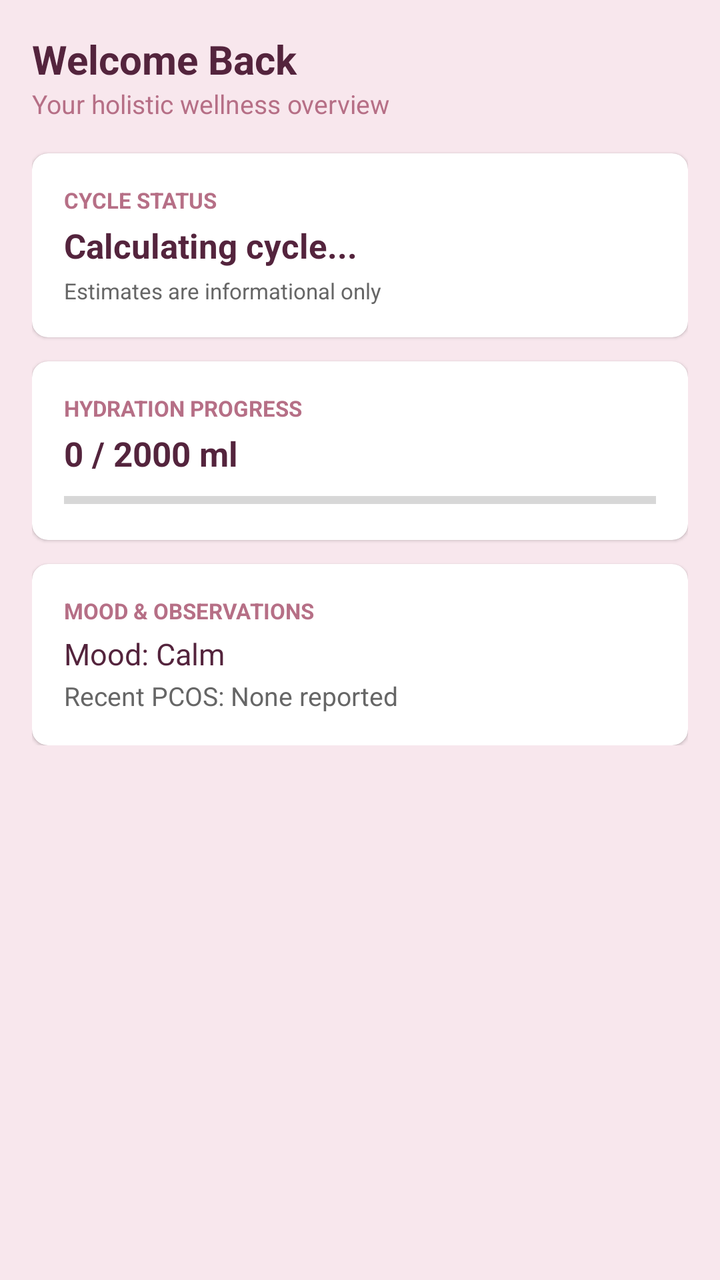
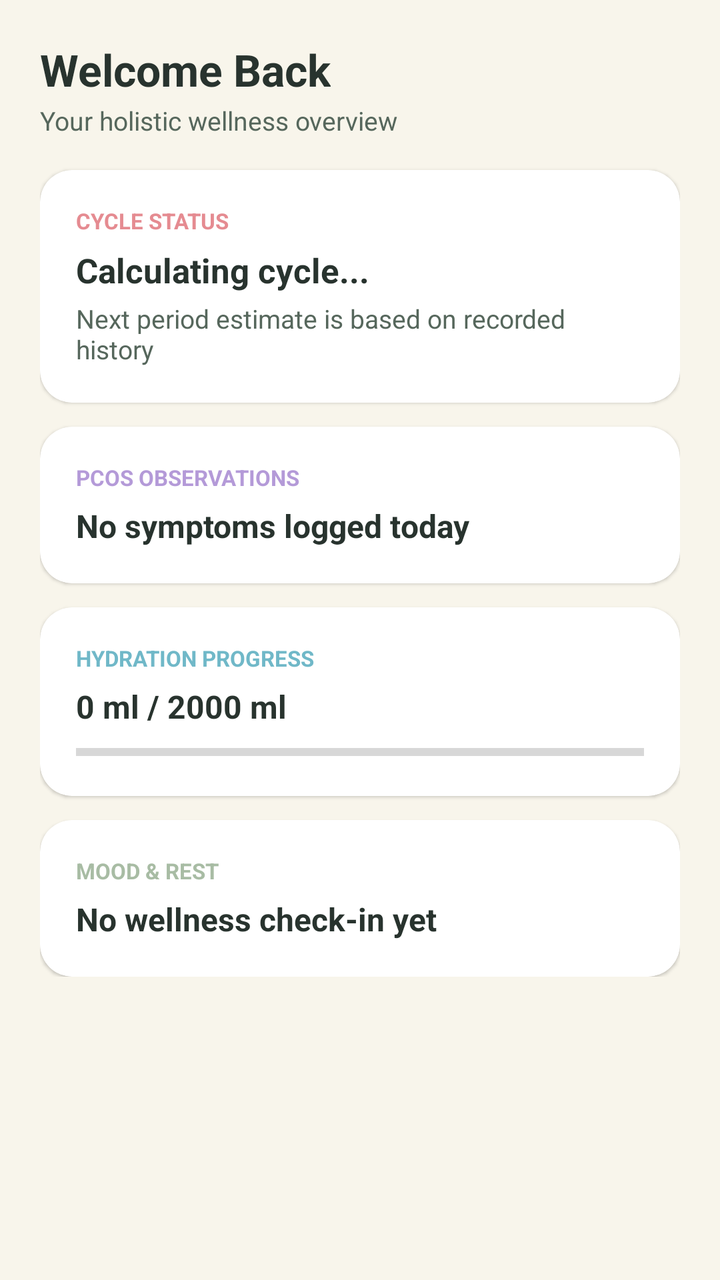

Two renders of the same Android screen: before a commit and after it. Below are the layout's source before the change and the commit's diff.
<!-- AndroidManifest.xml: application theme Theme.HerHealthJourney -->
<!-- res/layout/fragment_dashboard.xml -->
<?xml version="1.0" encoding="utf-8"?>
<ScrollView xmlns:android="http://schemas.android.com/apk/res/android"
    xmlns:app="http://schemas.android.com/apk/res-auto"
    android:layout_width="match_parent"
    android:layout_height="match_parent"
    android:background="@color/blush_background">

    <LinearLayout
        android:layout_width="match_parent"
        android:layout_height="wrap_content"
        android:orientation="vertical"
        android:padding="16dp">

        <TextView
            android:id="@+id/tvWelcomeUser"
            android:layout_width="wrap_content"
            android:layout_height="wrap_content"
            android:text="Welcome Back"
            android:textColor="@color/deep_plum"
            android:textSize="20sp"
            android:textStyle="bold" />

        <TextView
            android:layout_width="wrap_content"
            android:layout_height="wrap_content"
            android:text="Your holistic wellness overview"
            android:textColor="@color/secondary_dusty_pink"
            android:textSize="13sp" />

        
        <androidx.cardview.widget.CardView
            android:layout_width="match_parent"
            android:layout_height="wrap_content"
            android:layout_marginTop="16dp"
            app:cardCornerRadius="8dp"
            app:cardElevation="1dp"
            app:cardBackgroundColor="@color/white">

            <LinearLayout
                android:layout_width="match_parent"
                android:layout_height="wrap_content"
                android:orientation="vertical"
                android:padding="16dp">

                <TextView
                    android:layout_width="wrap_content"
                    android:layout_height="wrap_content"
                    android:text="CYCLE STATUS"
                    android:textColor="@color/secondary_dusty_pink"
                    android:textSize="11sp"
                    android:textStyle="bold" />

                <TextView
                    android:id="@+id/tvPeriodEstimate"
                    android:layout_width="wrap_content"
                    android:layout_height="wrap_content"
                    android:layout_marginTop="4dp"
                    android:text="Calculating cycle..."
                    android:textColor="@color/deep_plum"
                    android:textSize="17sp"
                    android:textStyle="bold" />

                <TextView
                    android:id="@+id/tvPeriodDisclaimer"
                    android:layout_width="wrap_content"
                    android:layout_height="wrap_content"
                    android:layout_marginTop="4dp"
                    android:text="Estimates are informational only"
                    android:textColor="@color/text_muted"
                    android:textSize="11sp" />
            </LinearLayout>
        </androidx.cardview.widget.CardView>

        
        <androidx.cardview.widget.CardView
            android:layout_width="match_parent"
            android:layout_height="wrap_content"
            android:layout_marginTop="12dp"
            app:cardCornerRadius="8dp"
            app:cardElevation="1dp"
            app:cardBackgroundColor="@color/white">

            <LinearLayout
                android:layout_width="match_parent"
                android:layout_height="wrap_content"
                android:orientation="vertical"
                android:padding="16dp">

                <TextView
                    android:layout_width="wrap_content"
                    android:layout_height="wrap_content"
                    android:text="HYDRATION PROGRESS"
                    android:textColor="@color/secondary_dusty_pink"
                    android:textSize="11sp"
                    android:textStyle="bold" />

                <TextView
                    android:id="@+id/tvWaterAmount"
                    android:layout_width="wrap_content"
                    android:layout_height="wrap_content"
                    android:layout_marginTop="4dp"
                    android:text="0 / 2000 ml"
                    android:textColor="@color/deep_plum"
                    android:textSize="17sp"
                    android:textStyle="bold" />

                <ProgressBar
                    android:id="@+id/pbWaterProgress"
                    style="?android:attr/progressBarStyleHorizontal"
                    android:layout_width="match_parent"
                    android:layout_height="8dp"
                    android:layout_marginTop="8dp"
                    android:max="100"
                    android:progress="0"
                    android:progressTint="@color/primary_rose" />
            </LinearLayout>
        </androidx.cardview.widget.CardView>

        
        <androidx.cardview.widget.CardView
            android:layout_width="match_parent"
            android:layout_height="wrap_content"
            android:layout_marginTop="12dp"
            app:cardCornerRadius="8dp"
            app:cardElevation="1dp"
            app:cardBackgroundColor="@color/white">

            <LinearLayout
                android:layout_width="match_parent"
                android:layout_height="wrap_content"
                android:orientation="vertical"
                android:padding="16dp">

                <TextView
                    android:layout_width="wrap_content"
                    android:layout_height="wrap_content"
                    android:text="MOOD &amp; OBSERVATIONS"
                    android:textColor="@color/secondary_dusty_pink"
                    android:textSize="11sp"
                    android:textStyle="bold" />

                <TextView
                    android:id="@+id/tvLatestMood"
                    android:layout_width="wrap_content"
                    android:layout_height="wrap_content"
                    android:layout_marginTop="4dp"
                    android:text="Mood: Calm"
                    android:textColor="@color/deep_plum"
                    android:textSize="15sp" />

                <TextView
                    android:id="@+id/tvRecentSymptom"
                    android:layout_width="wrap_content"
                    android:layout_height="wrap_content"
                    android:layout_marginTop="2dp"
                    android:text="Recent PCOS: None reported"
                    android:textColor="@color/text_muted"
                    android:textSize="13sp" />
            </LinearLayout>
        </androidx.cardview.widget.CardView>

    </LinearLayout>
</ScrollView>
<!-- resources referenced by this layout -->
<resources>
  <color name="blush_background">#F8E7ED</color>
  <color name="deep_plum">#54243D</color>
  <color name="primary_rose">#C65F83</color>
  <color name="secondary_dusty_pink">#B66F86</color>
  <color name="text_muted">#666666</color>
  <color name="white">#FFFFFF</color>
  <style name="Theme.HerHealthJourney" parent="Theme.MaterialComponents.DayNight.NoActionBar">
          <item name="colorPrimary">@color/primary_rose</item>
          <item name="colorPrimaryVariant">@color/deep_plum</item>
          <item name="colorOnPrimary">@color/white</item>
          <item name="colorSecondary">@color/secondary_dusty_pink</item>
          <item name="colorOnSecondary">@color/white</item>
          <item name="android:statusBarColor">@color/deep_plum</item>
          <item name="android:windowBackground">@color/blush_background</item>
      </style>
</resources>

<!-- the commit's change to res/layout/fragment_dashboard.xml (unified diff, before → after) -->
@@ -3,28 +3,29 @@
     xmlns:app="http://schemas.android.com/apk/res-auto"
     android:layout_width="match_parent"
     android:layout_height="match_parent"
-    android:background="@color/blush_background">
+    android:background="@color/bg_primary">
 
     <LinearLayout
         android:layout_width="match_parent"
         android:layout_height="wrap_content"
         android:orientation="vertical"
-        android:padding="16dp">
+        android:padding="20dp">
 
         <TextView
             android:id="@+id/tvWelcomeUser"
             android:layout_width="wrap_content"
             android:layout_height="wrap_content"
             android:text="Welcome Back"
-            android:textColor="@color/deep_plum"
-            android:textSize="20sp"
+            android:textColor="@color/text_primary"
+            android:textSize="22sp"
             android:textStyle="bold" />
 
         <TextView
             android:layout_width="wrap_content"
             android:layout_height="wrap_content"
+            android:layout_marginTop="2dp"
             android:text="Your holistic wellness overview"
-            android:textColor="@color/secondary_dusty_pink"
+            android:textColor="@color/text_secondary"
             android:textSize="13sp" />
 
         
@@ -32,21 +33,21 @@
             android:layout_width="match_parent"
             android:layout_height="wrap_content"
             android:layout_marginTop="16dp"
-            app:cardCornerRadius="8dp"
+            app:cardCornerRadius="16dp"
             app:cardElevation="1dp"
-            app:cardBackgroundColor="@color/white">
+            app:cardBackgroundColor="@color/surface_primary">
 
             <LinearLayout
                 android:layout_width="match_parent"
                 android:layout_height="wrap_content"
                 android:orientation="vertical"
-                android:padding="16dp">
+                android:padding="18dp">
 
                 <TextView
                     android:layout_width="wrap_content"
                     android:layout_height="wrap_content"
                     android:text="CYCLE STATUS"
-                    android:textColor="@color/secondary_dusty_pink"
+                    android:textColor="@color/module_period"
                     android:textSize="11sp"
                     android:textStyle="bold" />
 
@@ -54,20 +55,20 @@
                     android:id="@+id/tvPeriodEstimate"
                     android:layout_width="wrap_content"
                     android:layout_height="wrap_content"
-                    android:layout_marginTop="4dp"
+                    android:layout_marginTop="6dp"
                     android:text="Calculating cycle..."
-                    android:textColor="@color/deep_plum"
+                    android:textColor="@color/text_primary"
                     android:textSize="17sp"
                     android:textStyle="bold" />
 
                 <TextView
-                    android:id="@+id/tvPeriodDisclaimer"
+                    android:id="@+id/tvPeriodDetails"
                     android:layout_width="wrap_content"
                     android:layout_height="wrap_content"
                     android:layout_marginTop="4dp"
-                    android:text="Estimates are informational only"
-                    android:textColor="@color/text_muted"
-                    android:textSize="11sp" />
+                    android:text="Next period estimate is based on recorded history"
+                    android:textColor="@color/text_secondary"
+                    android:textSize="13sp" />
             </LinearLayout>
         </androidx.cardview.widget.CardView>
 
@@ -76,43 +77,33 @@
             android:layout_width="match_parent"
             android:layout_height="wrap_content"
             android:layout_marginTop="12dp"
-            app:cardCornerRadius="8dp"
+            app:cardCornerRadius="16dp"
             app:cardElevation="1dp"
-            app:cardBackgroundColor="@color/white">
+            app:cardBackgroundColor="@color/surface_primary">
 
             <LinearLayout
                 android:layout_width="match_parent"
                 android:layout_height="wrap_content"
                 android:orientation="vertical"
-                android:padding="16dp">
+                android:padding="18dp">
 
                 <TextView
                     android:layout_width="wrap_content"
                     android:layout_height="wrap_content"
-                    android:text="HYDRATION PROGRESS"
-                    android:textColor="@color/secondary_dusty_pink"
+                    android:text="PCOS OBSERVATIONS"
+                    android:textColor="@color/module_symptoms"
                     android:textSize="11sp"
                     android:textStyle="bold" />
 
                 <TextView
-                    android:id="@+id/tvWaterAmount"
+                    android:id="@+id/tvRecentSymptom"
                     android:layout_width="wrap_content"
                     android:layout_height="wrap_content"
-                    android:layout_marginTop="4dp"
-                    android:text="0 / 2000 ml"
-                    android:textColor="@color/deep_plum"
-                    android:textSize="17sp"
+                    android:layout_marginTop="6dp"
+                    android:text="No symptoms logged today"
+                    android:textColor="@color/text_primary"
+                    android:textSize="16sp"
                     android:textStyle="bold" />
-
-                <ProgressBar
-                    android:id="@+id/pbWaterProgress"
-                    style="?android:attr/progressBarStyleHorizontal"
-                    android:layout_width="match_parent"
-                    android:layout_height="8dp"
-                    android:layout_marginTop="8dp"
-                    android:max="100"
-                    android:progress="0"
-                    android:progressTint="@color/primary_rose" />
             </LinearLayout>
         </androidx.cardview.widget.CardView>
 
@@ -121,41 +112,77 @@
             android:layout_width="match_parent"
             android:layout_height="wrap_content"
             android:layout_marginTop="12dp"
-            app:cardCornerRadius="8dp"
+            app:cardCornerRadius="16dp"
             app:cardElevation="1dp"
-            app:cardBackgroundColor="@color/white">
+            app:cardBackgroundColor="@color/surface_primary">
 
             <LinearLayout
                 android:layout_width="match_parent"
                 android:layout_height="wrap_content"
                 android:orientation="vertical"
-                android:padding="16dp">
+                android:padding="18dp">
 
                 <TextView
                     android:layout_width="wrap_content"
                     android:layout_height="wrap_content"
-                    android:text="MOOD &amp; OBSERVATIONS"
-                    android:textColor="@color/secondary_dusty_pink"
+                    android:text="HYDRATION PROGRESS"
+                    android:textColor="@color/module_water"
                     android:textSize="11sp"
                     android:textStyle="bold" />
 
                 <TextView
-                    android:id="@+id/tvLatestMood"
+                    android:id="@+id/tvWaterAmount"
                     android:layout_width="wrap_content"
                     android:layout_height="wrap_content"
-                    android:layout_marginTop="4dp"
-                    android:text="Mood: Calm"
-                    android:textColor="@color/deep_plum"
-                    android:textSize="15sp" />
+                    android:layout_marginTop="6dp"
+                    android:text="0 ml / 2000 ml"
+                    android:textColor="@color/text_primary"
+                    android:textSize="16sp"
+                    android:textStyle="bold" />
+
+                <ProgressBar
+                    android:id="@+id/pbWaterDashboard"
+                    style="?android:attr/progressBarStyleHorizontal"
+                    android:layout_width="match_parent"
+                    android:layout_height="8dp"
+                    android:layout_marginTop="8dp"
+                    android:progress="0"
+                    android:progressTint="@color/module_water" />
+            </LinearLayout>
+        </androidx.cardview.widget.CardView>
+
+        
+        <androidx.cardview.widget.CardView
+            android:layout_width="match_parent"
+            android:layout_height="wrap_content"
+            android:layout_marginTop="12dp"
+            app:cardCornerRadius="16dp"
+            app:cardElevation="1dp"
+            app:cardBackgroundColor="@color/surface_primary">
+
+            <LinearLayout
+                android:layout_width="match_parent"
+                android:layout_height="wrap_content"
+                android:orientation="vertical"
+                android:padding="18dp">
 
                 <TextView
-                    android:id="@+id/tvRecentSymptom"
                     android:layout_width="wrap_content"
                     android:layout_height="wrap_content"
-                    android:layout_marginTop="2dp"
-                    android:text="Recent PCOS: None reported"
-                    android:textColor="@color/text_muted"
-                    android:textSize="13sp" />
+                    android:text="MOOD &amp; REST"
+                    android:textColor="@color/module_wellness"
+                    android:textSize="11sp"
+                    android:textStyle="bold" />
+
+                <TextView
+                    android:id="@+id/tvMoodStatus"
+                    android:layout_width="wrap_content"
+                    android:layout_height="wrap_content"
+                    android:layout_marginTop="6dp"
+                    android:text="No wellness check-in yet"
+                    android:textColor="@color/text_primary"
+                    android:textSize="16sp"
+                    android:textStyle="bold" />
             </LinearLayout>
         </androidx.cardview.widget.CardView>
 
<!-- resource entries referenced after the edit -->
@@ -1,19 +1,24 @@
 <!-- resources referenced by this layout -->
 <resources>
-  <color name="blush_background">#F8E7ED</color>
-  <color name="deep_plum">#54243D</color>
-  <color name="primary_rose">#C65F83</color>
-  <color name="secondary_dusty_pink">#B66F86</color>
-  <color name="text_muted">#666666</color>
-  <color name="white">#FFFFFF</color>
+  <color name="bg_primary">#F8F5EB</color>
+  <color name="module_period">#E58B91</color>
+  <color name="module_symptoms">#B49AD8</color>
+  <color name="module_water">#70B8C8</color>
+  <color name="module_wellness">#A8BCA4</color>
+  <color name="surface_primary">#FFFFFF</color>
+  <color name="text_primary">#28332E</color>
+  <color name="text_secondary">#56675C</color>
   <style name="Theme.HerHealthJourney" parent="Theme.MaterialComponents.DayNight.NoActionBar">
-          <item name="colorPrimary">@color/primary_rose</item>
-          <item name="colorPrimaryVariant">@color/deep_plum</item>
-          <item name="colorOnPrimary">@color/white</item>
-          <item name="colorSecondary">@color/secondary_dusty_pink</item>
-          <item name="colorOnSecondary">@color/white</item>
-          <item name="android:statusBarColor">@color/deep_plum</item>
-          <item name="android:windowBackground">@color/blush_background</item>
+          <item name="colorPrimary">@color/brand_emerald</item>
+          <item name="colorPrimaryVariant">@color/dark_background</item>
+          <item name="colorOnPrimary">@color/surface_primary</item>
+          <item name="colorSecondary">@color/brand_champagne</item>
+          <item name="colorOnSecondary">@color/dark_background</item>
+          <item name="android:statusBarColor">@color/brand_emerald</item>
+          <item name="android:windowBackground">@color/bg_primary</item>
       </style>
+  <color name="brand_emerald">#103C32</color>
+  <color name="dark_background">#092820</color>
+  <color name="brand_champagne">#C5A66B</color>
 </resources>
 
